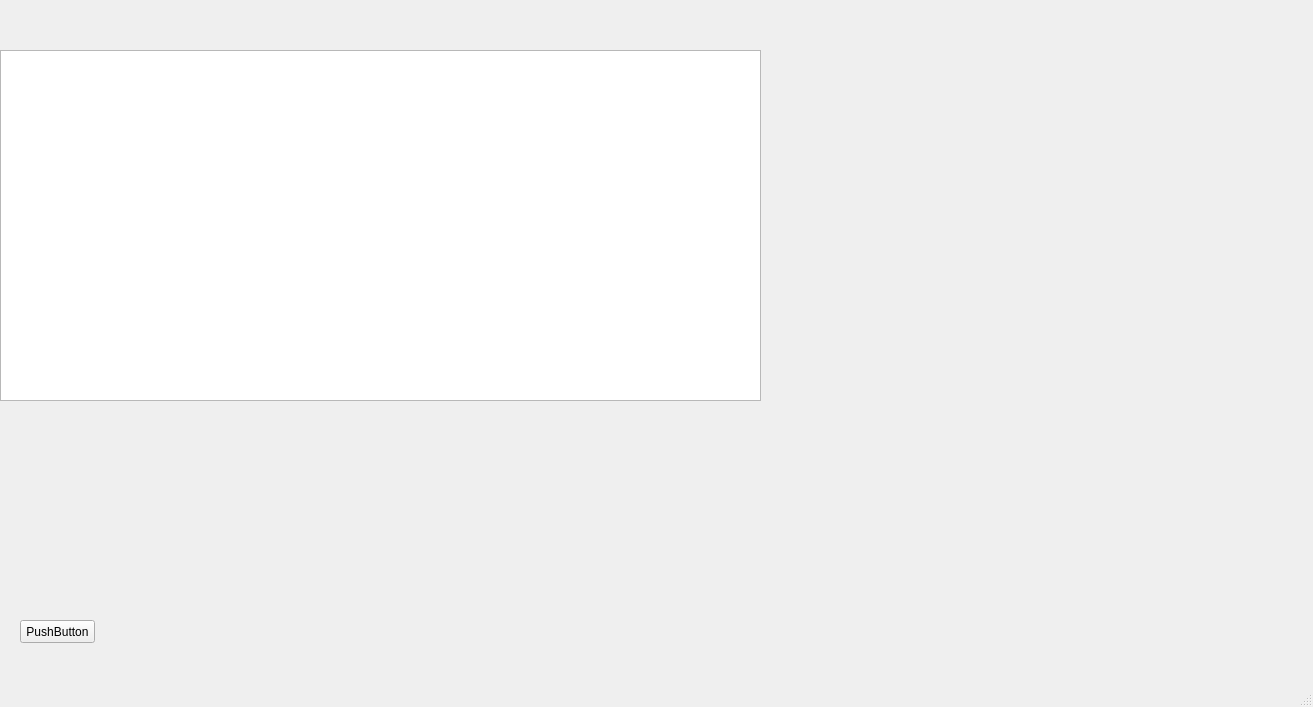
Old version of the form code/BigHW/mainwindow.ui in the repository StephenKoulzhik/DSBA_BigHW1.
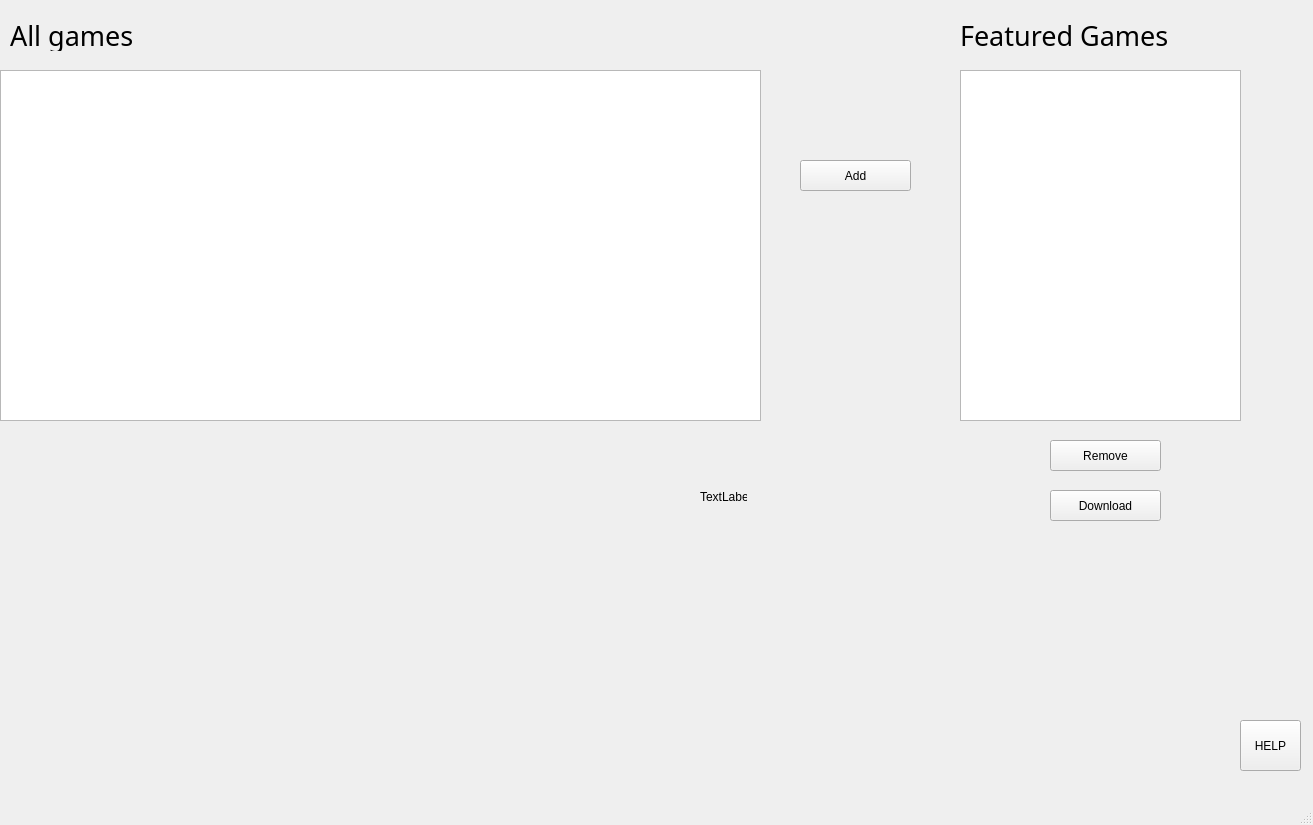
New version of the form.

The edit to the form file:
```diff
--- a/code/BigHW/mainwindow.ui
+++ b/code/BigHW/mainwindow.ui
@@ -7,12 +7,15 @@
     <x>0</x>
     <y>0</y>
     <width>1313</width>
-    <height>707</height>
+    <height>825</height>
    </rect>
   </property>
   <property name="windowTitle">
    <string>MainWindow</string>
   </property>
+  <property name="autoFillBackground">
+   <bool>true</bool>
+  </property>
   <widget class="QWidget" name="centralwidget">
    <widget class="QPushButton" name="pushButton">
     <property name="enabled">
@@ -20,26 +23,135 @@
     </property>
     <property name="geometry">
      <rect>
-      <x>20</x>
-      <y>620</y>
-      <width>75</width>
-      <height>23</height>
+      <x>1240</x>
+      <y>720</y>
+      <width>61</width>
+      <height>51</height>
      </rect>
     </property>
     <property name="text">
-     <string>PushButton</string>
+     <string>HELP</string>
     </property>
    </widget>
    <widget class="QTableView" name="tableView">
     <property name="geometry">
      <rect>
       <x>0</x>
-      <y>50</y>
+      <y>70</y>
       <width>761</width>
       <height>351</height>
      </rect>
     </property>
    </widget>
+   <widget class="QLabel" name="label">
+    <property name="geometry">
+     <rect>
+      <x>10</x>
+      <y>20</y>
+      <width>131</width>
+      <height>31</height>
+     </rect>
+    </property>
+    <property name="font">
+     <font>
+      <family>Microsoft New Tai Lue</family>
+      <pointsize>20</pointsize>
+     </font>
+    </property>
+    <property name="autoFillBackground">
+     <bool>true</bool>
+    </property>
+    <property name="text">
+     <string>All games</string>
+    </property>
+   </widget>
+   <widget class="QListView" name="listView">
+    <property name="geometry">
+     <rect>
+      <x>960</x>
+      <y>70</y>
+      <width>281</width>
+      <height>351</height>
+     </rect>
+    </property>
+   </widget>
+   <widget class="QLabel" name="label_2">
+    <property name="geometry">
+     <rect>
+      <x>960</x>
+      <y>20</y>
+      <width>241</width>
+      <height>31</height>
+     </rect>
+    </property>
+    <property name="font">
+     <font>
+      <family>Microsoft Tai Le</family>
+      <pointsize>20</pointsize>
+     </font>
+    </property>
+    <property name="autoFillBackground">
+     <bool>true</bool>
+    </property>
+    <property name="text">
+     <string>Featured Games</string>
+    </property>
+   </widget>
+   <widget class="QPushButton" name="addButton">
+    <property name="geometry">
+     <rect>
+      <x>800</x>
+      <y>160</y>
+      <width>111</width>
+      <height>31</height>
+     </rect>
+    </property>
+    <property name="text">
+     <string>Add</string>
+    </property>
+   </widget>
+   <widget class="QPushButton" name="removeButton">
+    <property name="geometry">
+     <rect>
+      <x>1050</x>
+      <y>440</y>
+      <width>111</width>
+      <height>31</height>
+     </rect>
+    </property>
+    <property name="styleSheet">
+     <string notr="true"/>
+    </property>
+    <property name="text">
+     <string>Remove</string>
+    </property>
+   </widget>
+   <widget class="QPushButton" name="downloadButton">
+    <property name="geometry">
+     <rect>
+      <x>1050</x>
+      <y>490</y>
+      <width>111</width>
+      <height>31</height>
+     </rect>
+    </property>
+    <property name="text">
+     <string>Download</string>
+    </property>
+   </widget>
+   <widget class="QLabel" name="label_3">
+    <property name="geometry">
+     <rect>
+      <x>700</x>
+      <y>490</y>
+      <width>47</width>
+      <height>13</height>
+     </rect>
+    </property>
+    <property name="text">
+     <string>TextLabel</string>
+    </property>
+   </widget>
   </widget>
   <widget class="QMenuBar" name="menubar">
    <property name="geometry">
```
Left out of the diff: 2 changed lines with no effect on the pictures.
